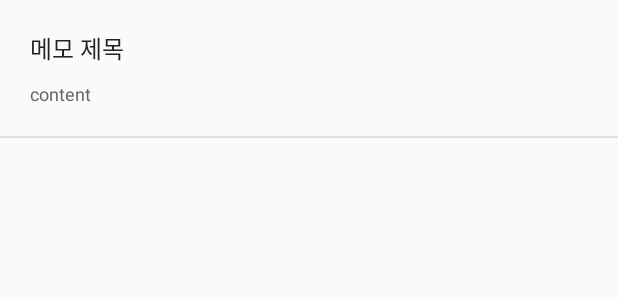
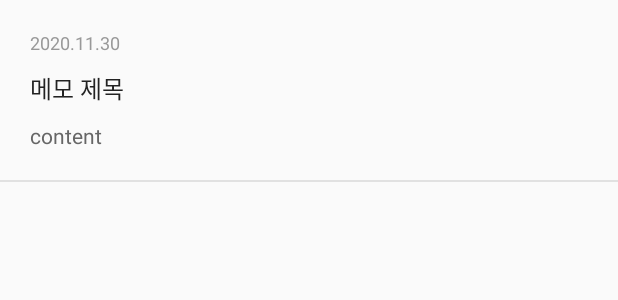
Before and after one commit to JaeparkYoon3908/StockPortfolio, an Android app: the layout item_memo_list.xml on its own in the app's theme, with its tools: preview values and no code run, on a phone screen of 412 x 824 dp. Shown: the top 300 px of the screen. Run offline under Robolectric (Android 15) with nearby library versions, the phone set to English and light mode, and no system bars.

Commit message:
메모 기능 추가 (80%)

```diff
--- a/app/src/main/java/com/yjpapp/stockportfolio/ui/BaseActivity.kt
+++ b/app/src/main/java/com/yjpapp/stockportfolio/ui/BaseActivity.kt
@@ -18,7 +18,6 @@ abstract class BaseActivity(contentLayout: Int) : AppCompatActivity(contentLayou
         databaseController = DatabaseController.getInstance(mContext)
         preferenceController = PreferenceController.getInstance(mContext)
 
-        initLayout()
     }
 
     abstract fun initData()
--- a/app/src/main/java/com/yjpapp/stockportfolio/ui/main/MainActivity.kt
+++ b/app/src/main/java/com/yjpapp/stockportfolio/ui/main/MainActivity.kt
@@ -60,7 +60,7 @@ class MainActivity : BaseActivity(R.layout.activity_main), MainListAdapter.MainA
         val id: Int = dataList[position]?.id!!
         databaseController.deleteDataInfo(id, Databases.TABLE_PORTFOLIO)
 
-        dataList = databaseController.getAllPortfolioDataInfo()!!
+        dataList = databaseController.getAllPortfolioDataInfo()
         mainListAdapter?.setDataInfoList(dataList)
         mainListAdapter?.setEditMode(false)
         mainListAdapter?.notifyItemRemoved(position)
@@ -241,13 +241,13 @@ class MainActivity : BaseActivity(R.layout.activity_main), MainListAdapter.MainA
             dismiss()
         }
         val newDataInfo = databaseController.getAllPortfolioDataInfo()
-        mainListAdapter?.setDataInfoList(newDataInfo!!)
+        mainListAdapter?.setDataInfoList(newDataInfo)
         if(insertMode){
             mainListAdapter?.notifyItemInserted(mainListAdapter?.itemCount!!-1)
         }else{
             mainListAdapter?.notifyDataSetChanged()
         }
-        recyclerview_MainActivity.scrollToPosition(newDataInfo?.size!! - 1)
+        recyclerview_MainActivity.scrollToPosition(newDataInfo.size - 1)
         bindTotalGainData()
     }
 
--- a/app/src/main/res/layout/activity_memo.xml
+++ b/app/src/main/res/layout/activity_memo.xml
@@ -21,7 +21,7 @@
             android:layout_gravity="center"
             android:paddingTop="@dimen/common_10dp"
             android:paddingBottom="@dimen/common_10dp"
-            android:text="노트북"
+            android:text="메모"
             android:textColor="@color/color_222222"
             android:textSize="22sp"
             />
@@ -31,12 +31,13 @@
         android:layout_width="match_parent"
         android:layout_height="0dp"
         app:layout_constraintTop_toBottomOf="@+id/toolbar_MemoActivity"
+        app:layout_constraintBottom_toBottomOf="parent"
         />
     <TextView
         android:id="@+id/txt_MemoActivity_GuideMessage"
         android:layout_width="wrap_content"
         android:layout_height="wrap_content"
-        android:text="첫 노트북을 등록해주세요."
+        android:text="첫 메모를 등록해주세요."
         android:textSize="30sp"
         android:textColor="@color/color_80000000"
         app:layout_constraintTop_toBottomOf="@+id/toolbar_MemoActivity"
--- a/app/src/main/res/layout/activity_memo_add.xml
+++ b/app/src/main/res/layout/activity_memo_add.xml
@@ -10,6 +10,7 @@
         android:id="@+id/toolbar_MemoAddActivity"
         android:layout_width="match_parent"
         android:layout_height="@dimen/common_50dp"
+        android:theme="@style/AppTheme"
         app:layout_constraintTop_toTopOf="parent"
         />
 
@@ -29,6 +30,7 @@
         android:id="@+id/et_MemoAddActivity_content"
         android:layout_width="match_parent"
         android:layout_height="0dp"
+        android:gravity="top"
         android:layout_marginTop="@dimen/common_10dp"
         android:layout_marginBottom="20dp"
         android:layout_marginStart="@dimen/common_20dp"
--- a/app/src/main/res/layout/item_memo_list.xml
+++ b/app/src/main/res/layout/item_memo_list.xml
@@ -4,36 +4,57 @@
     xmlns:app="http://schemas.android.com/apk/res-auto"
     xmlns:tools="http://schemas.android.com/tools"
     android:layout_width="match_parent"
-    android:layout_height="match_parent"
+    android:layout_height="wrap_content"
     >
 
     <TextView
-        android:id="@+id/txt_NoteBookList_Title"
+        android:id="@+id/txt_MemoList_Date"
         android:layout_width="wrap_content"
         android:layout_height="wrap_content"
         android:layout_marginTop="20dp"
         android:layout_marginStart="20dp"
         android:layout_marginEnd="20dp"
+        android:textSize="12sp"
+        android:textColor="@color/color_999999"
+        app:layout_constraintTop_toTopOf="parent"
+        app:layout_constraintStart_toStartOf="parent"
+        app:layout_constraintBottom_toTopOf="@+id/txt_MemoList_Title"
+        tools:text="2020.11.30"
+        />
+
+    <TextView
+        android:id="@+id/txt_MemoList_Title"
+        android:layout_width="match_parent"
+        android:layout_height="wrap_content"
+        android:layout_marginTop="10dp"
+        android:layout_marginStart="20dp"
+        android:layout_marginEnd="20dp"
+        android:singleLine="true"
+        android:ellipsize="marquee"
+        android:marqueeRepeatLimit="marquee_forever"
+        android:focusable="true"
         android:textSize="16sp"
         android:textColor="@color/color_222222"
-        app:layout_constraintTop_toTopOf="parent"
-        app:layout_constraintBottom_toTopOf="@+id/txt_NoteBookList_NoteCount"
-        app:layout_constraintStart_toStartOf="parent"
+        app:layout_constraintTop_toBottomOf="@+id/txt_MemoList_Date"
+        app:layout_constraintBottom_toTopOf="@+id/txt_MemoList_NoteCount"
         tools:text="메모 제목"
         />
 
     <TextView
-        android:id="@+id/txt_NoteBookList_NoteCount"
-        android:layout_width="wrap_content"
+        android:id="@+id/txt_MemoList_NoteCount"
+        android:layout_width="match_parent"
         android:layout_height="wrap_content"
         android:layout_marginTop="10dp"
         android:layout_marginStart="20dp"
         android:layout_marginEnd="20dp"
+        android:maxLines="3"
+        android:ellipsize="marquee"
+        android:marqueeRepeatLimit="marquee_forever"
         android:text="content"
-        android:textSize="12sp"
+        android:textSize="14sp"
         android:textColor="@color/color_666666"
-        app:layout_constraintTop_toBottomOf="@+id/txt_NoteBookList_Title"
-        app:layout_constraintStart_toStartOf="parent"
+        app:layout_constraintTop_toBottomOf="@+id/txt_MemoList_Title"
+        app:layout_constraintBottom_toTopOf="@+id/line_1"
         />
 
     <View
@@ -42,7 +63,7 @@
         android:layout_height="1dp"
         android:layout_marginTop="20dp"
         android:background="@color/color_line_1a000000"
-        app:layout_constraintTop_toBottomOf="@+id/txt_NoteBookList_NoteCount"
+        app:layout_constraintTop_toBottomOf="@+id/txt_MemoList_NoteCount"
         />
 
 </androidx.constraintlayout.widget.ConstraintLayout>
--- a/app/src/main/res/values/colors.xml
+++ b/app/src/main/res/values/colors.xml
@@ -22,6 +22,9 @@
     <color name="color_000000">#000000</color>
     <color name="color_222222">#222222</color>
     <color name="color_666666">#666666</color>
+    <color name="color_777777">#777777</color>
+    <color name="color_888888">#888888</color>
+    <color name="color_999999">#999999</color>
     <color name="color_ffffff">#FFFFFF</color>
     <color name="color_f1f1f1">#f1f1f1</color>
     <color name="color_line_1a000000">#1a000000</color>
--- a/app/src/main/res/values/styles.xml
+++ b/app/src/main/res/values/styles.xml
@@ -2,6 +2,7 @@
     <!-- Base application theme. -->
     <style name="AppTheme" parent="Theme.AppCompat.Light.NoActionBar">
         <item name="colorPrimaryDark">@color/color_000000</item>
+        <item name="actionMenuTextColor">@color/color_222222</item>
     </style>
 
 
```
Also changed, not shown: app/src/main/java/com/yjpapp/stockportfolio/ui/memo/MemoActivity.kt (+23 -2 lines), app/src/main/java/com/yjpapp/stockportfolio/ui/memo/MemoAddActivity.kt (+25 -0 lines), app/src/main/java/com/yjpapp/stockportfolio/ui/memo/MemoListAdapter.kt (+14 -3 lines), app/src/main/java/com/yjpapp/stockportfolio/util/Utils.kt (+11 -0 lines).
